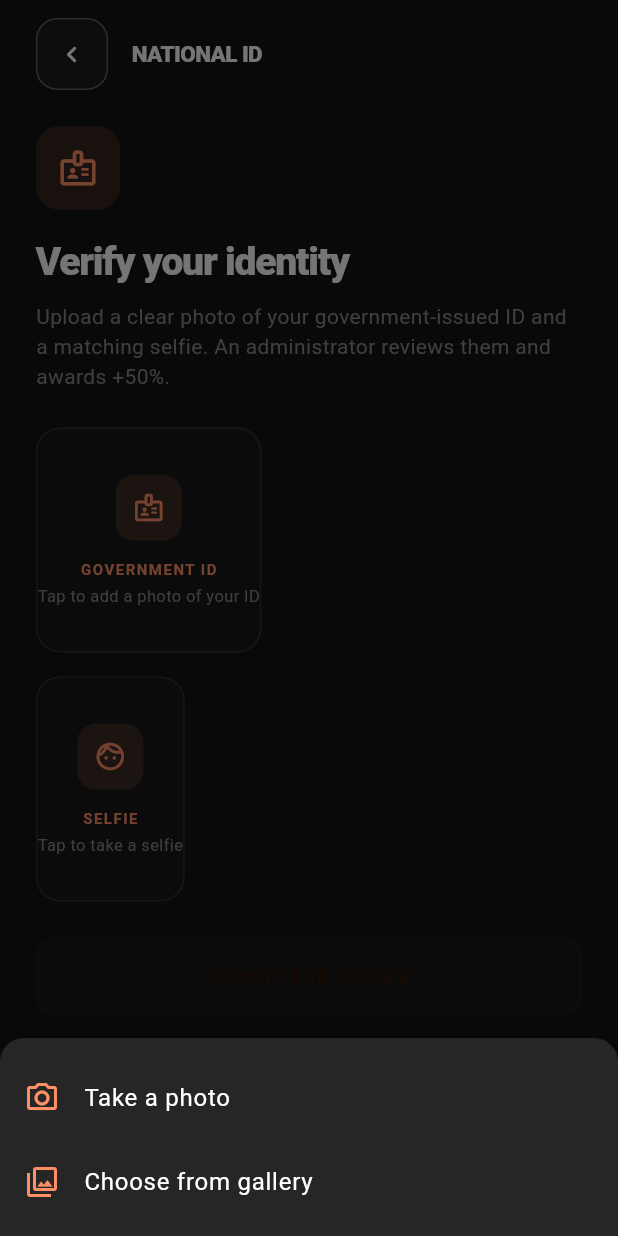
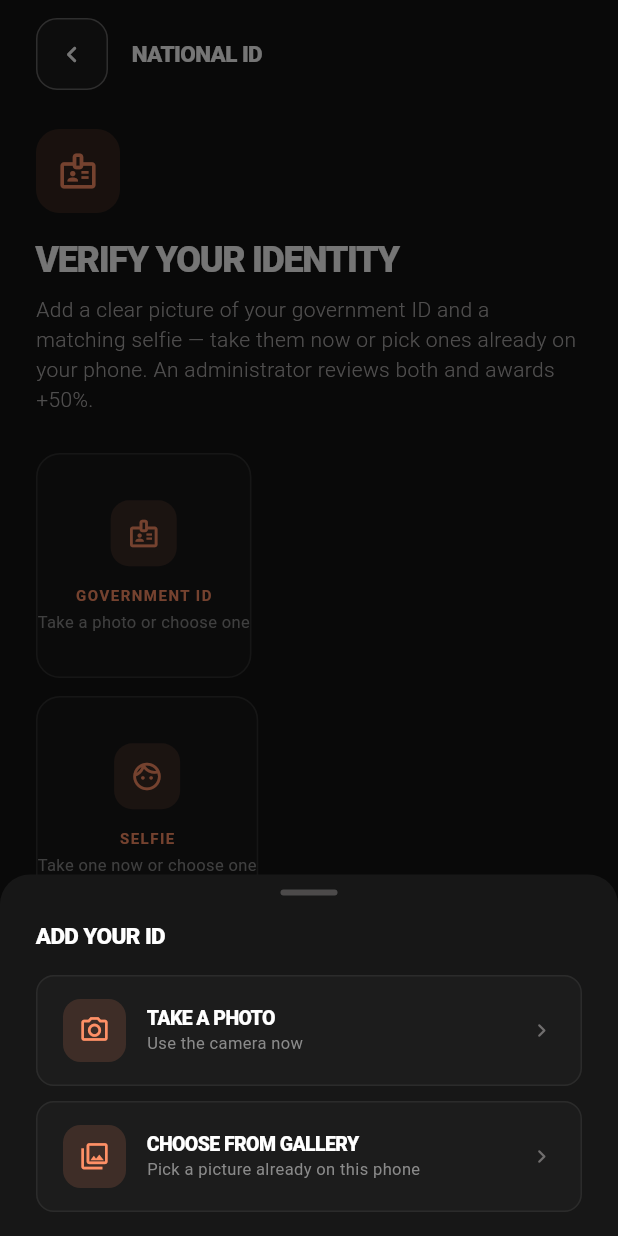
Before and after one commit to M2STZ-Crew/replit-android, a Flutter app: the NationalIdScreen screen opened directly, after a tap on "GOVERNMENT ID", on a phone screen of 412 x 824 dp. Run offline on Flutter 3.47's test engine with Material 3 defaults, Android fonts, the phone set to English and light mode, and no system bars; our stand-ins replace camera, firebase_core, firebase_messaging, flutter_map, geocoding, geolocator and 3 more; accounts and stored records are empty.

Commit message:
Let National ID images come from the gallery, not just the camera
The selfie slot was hardcoded to ImageSource.camera, so anyone who already had
a suitable photo had no way to submit it. Both slots now ask where the image
should come from.

Camera-only is the usual anti-spoofing move in a KYC flow, but it buys nothing
here: there is no liveness check, so a camera pointed at a printed photo
passes exactly as easily as a gallery pick. What actually catches a bad
submission is the admin review queue, and that runs either way. Meanwhile the
friction was real — a photo of an ID very often already exists on the phone,
and asking someone to re-photograph a document they have a clear picture of is
how people give up on verification.

Also in this screen:

  * the source sheet popped with the screen's context rather than its own,
    which happens to hit the same Navigator today but would take the screen
    with it if the sheet were ever shown over another route;
  * a cancelled or failed pick is now told apart from a successful one, and a
    permission failure says which permission rather than failing silently;
  * the header and error state were still v1; both are on the design now, and
    the copy no longer promises "upload" for a slot that only took photos.

No manifest change needed: READ_EXTERNAL_STORAGE already arrives from
image_picker_android, and Android 13+ uses the permissionless photo picker.

```diff
--- a/lib/screens/national_id_screen.dart
+++ b/lib/screens/national_id_screen.dart
@@ -12,8 +12,15 @@ const Color _safeGreen = AppColors.ok;
 /// National ID verification (+50%) via the manual-review path.
 ///
 /// The backend's Didit auto-KYC has no credits, so this uses
-/// POST /verification/national-id/manual: the user uploads a government ID photo
-/// and a matching selfie, which an administrator reviews before awarding +50%.
+/// POST /verification/national-id/manual: the user supplies a government ID
+/// photo and a matching selfie, which an administrator reviews before
+/// awarding +50%.
+///
+/// Both images can be taken now or chosen from the gallery. Camera-only is
+/// the usual anti-spoofing move in a KYC flow, but it buys nothing here:
+/// there is no liveness check, so a camera pointed at a printed photo passes
+/// exactly as easily. What actually catches a bad submission is the admin
+/// review queue, and that runs either way.
 class NationalIdScreen extends StatefulWidget {
   const NationalIdScreen({super.key});
 
@@ -32,60 +39,148 @@ class _NationalIdScreenState extends State<NationalIdScreen> {
 
   bool get _ready => _idBytes != null && _selfieBytes != null;
 
-  Future<void> _pickId() async {
-    final source = await showModalBottomSheet<ImageSource>(
+  /// Ask where the image should come from.
+  ///
+  /// Both slots offer the camera and the gallery. A photo of an ID very often
+  /// already exists in someone's gallery — sent by a parent, saved from an
+  /// email — and forcing them to re-photograph a document they already have a
+  /// clear picture of is the kind of friction that makes people give up on
+  /// verification entirely.
+  ///
+  /// Returns null if the sheet is dismissed without a choice.
+  Future<ImageSource?> _askSource({required String what}) {
+    return showModalBottomSheet<ImageSource>(
       context: context,
-      backgroundColor: AppColors.surface,
+      backgroundColor: AppColors.surfaceSolid,
       shape: const RoundedRectangleBorder(
-        borderRadius: BorderRadius.vertical(top: Radius.circular(16)),
+        borderRadius: BorderRadius.vertical(
+          top: Radius.circular(AppRadius.sheet),
         ),
-      builder: (_) => SafeArea(
+      ),
+      // sheetContext, not the screen's: popping with the outer context happens
+      // to hit the same Navigator today, but it is the screen that would go if
+      // this sheet were ever shown over another route.
+      builder: (sheetContext) => SafeArea(
+        child: Padding(
+          padding: const EdgeInsets.fromLTRB(24, 10, 24, 16),
           child: Column(
             mainAxisSize: MainAxisSize.min,
+            crossAxisAlignment: CrossAxisAlignment.start,
             children: [
-            const SizedBox(height: 12),
-            ListTile(
-              leading: const Icon(Icons.camera_alt_outlined, color: AppColors.accent),
-              title: const Text('Take a photo', style: TextStyle(color: Colors.white)),
-              onTap: () => Navigator.of(context).pop(ImageSource.camera),
+              const Center(child: SheetHandle()),
+              Text('ADD YOUR $what'.toUpperCase(), style: AppText.screenTitle),
+              const SizedBox(height: 16),
+              _sourceRow(
+                icon: Icons.photo_camera_outlined,
+                title: 'Take a photo',
+                subtitle: 'Use the camera now',
+                onTap: () =>
+                    Navigator.of(sheetContext).pop(ImageSource.camera),
               ),
-            ListTile(
-              leading: const Icon(Icons.photo_library_outlined, color: AppColors.accent),
-              title: const Text('Choose from gallery', style: TextStyle(color: Colors.white)),
-              onTap: () => Navigator.of(context).pop(ImageSource.gallery),
+              const SizedBox(height: 10),
+              _sourceRow(
+                icon: Icons.photo_library_outlined,
+                title: 'Choose from gallery',
+                subtitle: 'Pick a picture already on this phone',
+                onTap: () =>
+                    Navigator.of(sheetContext).pop(ImageSource.gallery),
               ),
-            const SizedBox(height: 8),
             ],
           ),
         ),
+      ),
     );
+  }
+
+  Widget _sourceRow({
+    required IconData icon,
+    required String title,
+    required String subtitle,
+    required VoidCallback onTap,
+  }) {
+    return Panel(
+      radius: AppRadius.control,
+      color: AppColors.glassDim,
+      onTap: onTap,
+      padding: const EdgeInsets.symmetric(horizontal: 18, vertical: 16),
+      child: Row(
+        children: [
+          IconWell(tint: AppColors.accent, icon: icon, size: 42, glyph: 21),
+          const SizedBox(width: 14),
+          Expanded(
+            child: Column(
+              crossAxisAlignment: CrossAxisAlignment.start,
+              mainAxisSize: MainAxisSize.min,
+              children: [
+                Text(
+                  title.toUpperCase(),
+                  style: AppText.cardTitle.copyWith(fontSize: 13),
+                ),
+                const SizedBox(height: 5),
+                Text(subtitle, style: AppText.meta),
+              ],
+            ),
+          ),
+          const Icon(
+            Icons.chevron_right_rounded,
+            size: 18,
+            color: AppColors.faint,
+          ),
+        ],
+      ),
+    );
+  }
+
+  /// Read one image into memory.
+  ///
+  /// [front] only matters for the camera — it opens the selfie lens. Capped at
+  /// 1600px and 70% quality: an ID has to stay legible enough for an admin to
+  /// read, but a full-resolution phone photo is several megabytes of upload
+  /// over mobile data.
+  Future<Uint8List?> _capture(ImageSource source, {bool front = false}) async {
+    try {
+      final shot = await _picker.pickImage(
+        source: source,
+        preferredCameraDevice: front
+            ? CameraDevice.front
+            : CameraDevice.rear,
+        imageQuality: 70,
+        maxWidth: 1600,
+      );
+      if (shot == null) return null; // dismissed — not an error
+      return shot.readAsBytes();
+    } catch (_) {
+      if (mounted) {
+        setState(
+          () => _error = source == ImageSource.camera
+              ? 'Could not open the camera. Check the app permissions.'
+              : 'Could not open your gallery. Check the app permissions.',
+        );
+      }
+      return null;
+    }
+  }
+
+  Future<void> _pickId() async {
+    final source = await _askSource(what: 'ID');
     if (source == null) return;
-    final shot = await _picker.pickImage(source: source, imageQuality: 70, maxWidth: 1600);
-    if (shot == null) return;
-    final bytes = await shot.readAsBytes();
-    if (mounted) {
+    final bytes = await _capture(source);
+    if (bytes == null || !mounted) return;
     setState(() {
       _idBytes = bytes;
       _error = null;
     });
   }
-  }
 
   Future<void> _pickSelfie() async {
-    final shot = await _picker.pickImage(
-      source: ImageSource.camera,
-      preferredCameraDevice: CameraDevice.front,
-      imageQuality: 70,
-      maxWidth: 1600,
-    );
-    if (shot == null) return;
-    final bytes = await shot.readAsBytes();
-    if (mounted) {
+    final source = await _askSource(what: 'selfie');
+    if (source == null) return;
+    final bytes = await _capture(source, front: true);
+    if (bytes == null || !mounted) return;
     setState(() {
       _selfieBytes = bytes;
       _error = null;
     });
-    }
   }
 
   Future<void> _submit() async {
@@ -124,53 +219,68 @@ class _NationalIdScreenState extends State<NationalIdScreen> {
             crossAxisAlignment: CrossAxisAlignment.start,
             children: [
               _topBar(),
-              const SizedBox(height: 24),
-              Container(
-                width: 56,
-                height: 56,
-                decoration: BoxDecoration(
-                  color: AppColors.accentTint,
-                  borderRadius: BorderRadius.circular(16),
+              const SizedBox(height: 26),
+              const IconWell(
+                tint: AppColors.accent,
+                icon: Icons.badge_outlined,
+                size: 56,
+                glyph: 28,
               ),
-                child: const Icon(Icons.badge_outlined, color: AppColors.accent, size: 28),
+              const SizedBox(height: 18),
+              const Text('VERIFY YOUR IDENTITY', style: AppText.title),
+              const SizedBox(height: 10),
+              const Text(
+                'Add a clear picture of your government ID and a matching '
+                'selfie — take them now or pick ones already on your phone. An '
+                'administrator reviews both and awards +50%.',
+                style: AppText.body,
               ),
-              const SizedBox(height: 16),
-              const Text(
-                'Verify your identity',
-                style: TextStyle(
-                  color: Colors.white,
-                  fontSize: 26,
-                  fontWeight: FontWeight.w900,
-                  letterSpacing: -0.8,
-                ),
-              ),
-              const SizedBox(height: 8),
-              const Text(
-                'Upload a clear photo of your government-issued ID and a matching '
-                'selfie. An administrator reviews them and awards +50%.',
-                style: TextStyle(color: AppColors.muted, fontSize: 14, height: 1.4),
-              ),
-              const SizedBox(height: 24),
+              const SizedBox(height: 26),
               _uploadSlot(
-                label: 'GOVERNMENT ID',
-                hint: 'Tap to add a photo of your ID',
+                label: 'Government ID',
+                hint: 'Take a photo or choose one',
                 icon: Icons.badge_outlined,
                 bytes: _idBytes,
                 onTap: _pickId,
               ),
-              const SizedBox(height: 16),
+              const SizedBox(height: 12),
               _uploadSlot(
-                label: 'SELFIE',
-                hint: 'Tap to take a selfie',
+                label: 'Selfie',
+                hint: 'Take one now or choose one',
                 icon: Icons.face_outlined,
                 bytes: _selfieBytes,
                 onTap: _pickSelfie,
               ),
               if (_error != null) ...[
                 const SizedBox(height: 14),
-                Text(
+                Panel(
+                  radius: AppRadius.control,
+                  color: AppColors.live.withValues(alpha: 0.09),
+                  border: AppColors.live.withValues(alpha: 0.4),
+                  padding: const EdgeInsets.symmetric(
+                    horizontal: 16,
+                    vertical: 14,
+                  ),
+                  child: Row(
+                    children: [
+                      const Icon(
+                        Icons.error_outline_rounded,
+                        size: 17,
+                        color: AppColors.live,
+                      ),
+                      const SizedBox(width: 12),
+                      Expanded(
+                        child: Text(
                           _error!,
-                  style: const TextStyle(color: AppColors.live, fontSize: 13),
+                          style: AppText.meta.copyWith(
+                            fontSize: 12,
+                            height: 16 / 12,
+                            color: AppColors.textSoft,
+                          ),
+                        ),
+                      ),
+                    ],
+                  ),
                 ),
               ],
               const SizedBox(height: 24),
```
Also changed, not shown: 1 other file. Lines whose indentation alone changed are shown as unchanged.
